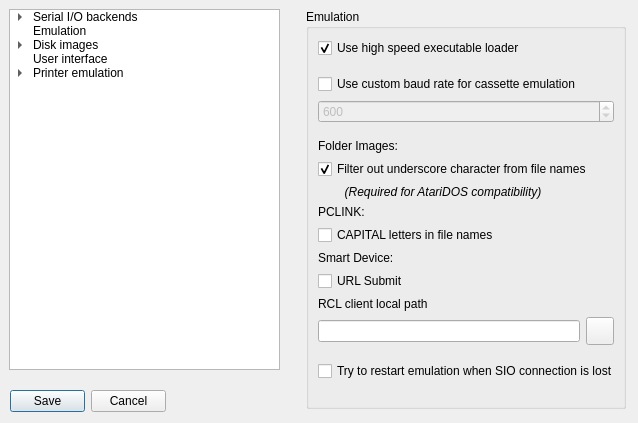
Old version of the form optionsdialog.ui in the repository josch1710/RespeQt.
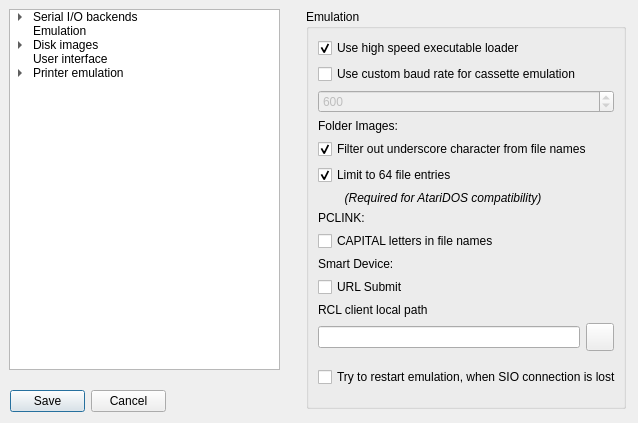
New version of the form. The open tabs and pages were chosen to show the change. Icons and pictures are not drawn.

Commit message:
Some work on issue #14 - Cleaned up file folder code - Made limit configurable in file folder code - Included option for limit setting
TODO
- connect option to file folder code
- save option

What changed in the file:
```diff
--- a/optionsdialog.ui
+++ b/optionsdialog.ui
@@ -173,7 +173,7 @@
     </sizepolicy>
    </property>
    <property name="currentIndex">
-    <number>4</number>
+    <number>2</number>
    </property>
    <widget class="QWidget" name="page_serialPort">
     <layout class="QVBoxLayout" name="verticalLayout_2">
@@ -600,190 +600,63 @@
         <string>Emulation</string>
        </property>
        <layout class="QGridLayout" name="gridLayout_3">
-        <item row="3" column="0" colspan="2">
-         <widget class="QSpinBox" name="emulationCustomCasBaudSpin">
-          <property name="enabled">
-           <bool>false</bool>
-          </property>
-          <property name="minimumSize">
-           <size>
-            <width>230</width>
-            <height>0</height>
-           </size>
-          </property>
-          <property name="minimum">
-           <number>425</number>
-          </property>
-          <property name="maximum">
-           <number>875</number>
-          </property>
-          <property name="value">
-           <number>600</number>
-          </property>
-         </widget>
-        </item>
-        <item row="9" column="0">
-         <widget class="QCheckBox" name="capitalLettersPCLINK">
-          <property name="text">
-           <string>CAPITAL letters in file names</string>
-          </property>
-         </widget>
-        </item>
-        <item row="6" column="0" colspan="2">
-         <widget class="QCheckBox" name="filterUscore">
-          <property name="minimumSize">
-           <size>
-            <width>300</width>
-            <height>0</height>
-           </size>
-          </property>
-          <property name="maximumSize">
-           <size>
-            <width>16777215</width>
-            <height>16777215</height>
-           </size>
-          </property>
-          <property name="text">
-           <string>Filter out underscore character from file names</string>
-          </property>
-          <property name="checked">
-           <bool>true</bool>
-          </property>
-         </widget>
-        </item>
-        <item row="7" column="0" colspan="2">
-         <widget class="QLabel" name="label_2">
-          <property name="minimumSize">
-           <size>
-            <width>300</width>
-            <height>0</height>
-           </size>
-          </property>
-          <property name="font">
-           <font>
-            <italic>true</italic>
-           </font>
-          </property>
-          <property name="text">
-           <string>        (Required for AtariDOS compatibility)</string>
-          </property>
-         </widget>
-        </item>
-        <item row="4" column="1">
-         <spacer name="verticalSpacer_2">
-          <property name="orientation">
-           <enum>Qt::Vertical</enum>
-          </property>
-          <property name="sizeType">
-           <enum>QSizePolicy::Fixed</enum>
-          </property>
-          <property name="sizeHint" stdset="0">
-           <size>
-            <width>20</width>
-            <height>10</height>
-           </size>
-          </property>
-         </spacer>
-        </item>
-        <item row="8" column="0">
-         <widget class="QLabel" name="label_3">
-          <property name="text">
-           <string>PCLINK:</string>
-          </property>
-         </widget>
-        </item>
-        <item row="5" column="0">
-         <widget class="QLabel" name="label">
-          <property name="minimumSize">
-           <size>
-            <width>0</width>
-            <height>0</height>
-           </size>
-          </property>
-          <property name="font">
-           <font>
-            <italic>false</italic>
-           </font>
-          </property>
-          <property name="text">
-           <string>Folder Images:</string>
-          </property>
-         </widget>
-        </item>
-        <item row="2" column="0" colspan="2">
-         <widget class="QCheckBox" name="emulationUseCustomCasBaudBox">
-          <property name="sizePolicy">
-           <sizepolicy hsizetype="Minimum" vsizetype="Fixed">
-            <horstretch>0</horstretch>
-            <verstretch>0</verstretch>
-           </sizepolicy>
-          </property>
-          <property name="minimumSize">
-           <size>
-            <width>300</width>
-            <height>0</height>
-           </size>
-          </property>
-          <property name="text">
-           <string>Use custom baud rate for cassette emulation</string>
-          </property>
-         </widget>
-        </item>
         <item row="10" column="0">
-         <widget class="QLabel" name="label_4">
-          <property name="text">
-           <string>Smart Device:</string>
-          </property>
-         </widget>
-        </item>
-        <item row="1" column="1">
-         <spacer name="emulationSpacer1">
-          <property name="orientation">
-           <enum>Qt::Vertical</enum>
-          </property>
-          <property name="sizeType">
-           <enum>QSizePolicy::Fixed</enum>
-          </property>
-          <property name="sizeHint" stdset="0">
-           <size>
-            <width>20</width>
-            <height>10</height>
-           </size>
-          </property>
-         </spacer>
-        </item>
-        <item row="11" column="0">
          <widget class="QCheckBox" name="URLSubmit">
           <property name="text">
            <string>URL Submit</string>
           </property>
          </widget>
         </item>
-        <item row="0" column="0" colspan="2">
-         <widget class="QCheckBox" name="emulationHighSpeedExeLoaderBox">
+        <item row="15" column="0">
+         <widget class="QCheckBox" name="sioAutoReconnect">
           <property name="minimumSize">
            <size>
             <width>300</width>
             <height>0</height>
            </size>
           </property>
+          <property name="maximumSize">
+           <size>
+            <width>16777215</width>
+            <height>16777215</height>
+           </size>
+          </property>
           <property name="text">
-           <string>Use high speed executable loader</string>
+           <string>Try to restart emulation, when SIO connection is lost</string>
           </property>
           <property name="checked">
-           <bool>true</bool>
+           <bool>false</bool>
           </property>
          </widget>
         </item>
-        <item row="13" column="0">
-         <widget class="QLineEdit" name="RclNameEdit">
-          <property name="text">
-           <string/>
+        <item row="14" column="0">
+         <spacer name="verticalSpacer_10">
+          <property name="orientation">
+           <enum>Qt::Vertical</enum>
           </property>
-          <property name="readOnly">
-           <bool>true</bool>
+          <property name="sizeType">
+           <enum>QSizePolicy::Fixed</enum>
           </property>
-         </widget>
+          <property name="sizeHint" stdset="0">
+           <size>
+            <width>20</width>
+            <height>10</height>
+           </size>
+          </property>
+         </spacer>
+        </item>
+        <item row="16" column="0">
+         <spacer name="emulationSpacer2">
+          <property name="orientation">
+           <enum>Qt::Vertical</enum>
+          </property>
+          <property name="sizeHint" stdset="0">
+           <size>
+            <width>20</width>
+            <height>40</height>
+           </size>
+          </property>
+         </spacer>
         </item>
         <item row="13" column="1">
          <widget class="QToolButton" name="buttonRclFolder">
@@ -821,37 +694,66 @@
           </property>
          </widget>
         </item>
-        <item row="16" column="0">
-         <spacer name="emulationSpacer2">
-          <property name="orientation">
-           <enum>Qt::Vertical</enum>
+        <item row="7" column="0">
+         <widget class="QLabel" name="label_3">
+          <property name="text">
+           <string>PCLINK:</string>
           </property>
-          <property name="sizeHint" stdset="0">
+         </widget>
+        </item>
+        <item row="0" column="0" colspan="2">
+         <widget class="QCheckBox" name="emulationHighSpeedExeLoaderBox">
+          <property name="minimumSize">
            <size>
-            <width>20</width>
-            <height>40</height>
+            <width>300</width>
+            <height>0</height>
            </size>
           </property>
-         </spacer>
+          <property name="text">
+           <string>Use high speed executable loader</string>
+          </property>
+          <property name="checked">
+           <bool>true</bool>
+          </property>
+         </widget>
         </item>
-        <item row="14" column="0">
-         <spacer name="verticalSpacer_10">
-          <property name="orientation">
-           <enum>Qt::Vertical</enum>
+        <item row="8" column="0">
+         <widget class="QCheckBox" name="capitalLettersPCLINK">
+          <property name="text">
+           <string>CAPITAL letters in file names</string>
           </property>
-          <property name="sizeType">
-           <enum>QSizePolicy::Fixed</enum>
+         </widget>
+        </item>
+        <item row="13" column="0">
+         <widget class="QLineEdit" name="RclNameEdit">
+          <property name="text">
+           <string/>
           </property>
-          <property name="sizeHint" stdset="0">
+          <property name="readOnly">
+           <bool>true</bool>
+          </property>
+         </widget>
+        </item>
+        <item row="6" column="0" colspan="2">
+         <widget class="QLabel" name="label_2">
+          <property name="minimumSize">
            <size>
-            <width>20</width>
-            <height>10</height>
+            <width>300</width>
+            <height>0</height>
            </size>
           </property>
-         </spacer>
+          <property name="font">
+           <font>
+            <italic>true</italic>
+           </font>
+          </property>
+          <property name="text">
+           <string>        (Required for AtariDOS compatibility)</string>
+          </property>
+         </widget>
         </item>
-        <item row="15" column="0">
-         <widget class="QCheckBox" name="sioAutoReconnect">
+        <item row="4" column="0" colspan="2">
+         <widget class="QCheckBox" name="filterUscore">
           <property name="minimumSize">
            <size>
             <width>300</width>
@@ -865,10 +767,98 @@
            </size>
           </property>
           <property name="text">
-           <string>Try to restart emulation when SIO connection is lost</string>
+           <string>Filter out underscore character from file names</string>
           </property>
           <property name="checked">
+           <bool>true</bool>
+          </property>
+         </widget>
+        </item>
+        <item row="2" column="0" colspan="2">
+         <widget class="QSpinBox" name="emulationCustomCasBaudSpin">
+          <property name="enabled">
            <bool>false</bool>
+          </property>
+          <property name="minimumSize">
+           <size>
+            <width>230</width>
+            <height>0</height>
+           </size>
+          </property>
+          <property name="minimum">
+           <number>425</number>
+          </property>
+          <property name="maximum">
+           <number>875</number>
+          </property>
+          <property name="value">
+           <number>600</number>
+          </property>
+         </widget>
+        </item>
+        <item row="9" column="0">
+         <widget class="QLabel" name="label_4">
+          <property name="text">
+           <string>Smart Device:</string>
+          </property>
+         </widget>
+        </item>
+        <item row="1" column="0" colspan="2">
+         <widget class="QCheckBox" name="emulationUseCustomCasBaudBox">
+          <property name="sizePolicy">
+           <sizepolicy hsizetype="Minimum" vsizetype="Fixed">
+            <horstretch>0</horstretch>
+            <verstretch>0</verstretch>
+           </sizepolicy>
+          </property>
+          <property name="minimumSize">
+           <size>
+            <width>300</width>
+            <height>0</height>
+           </size>
+          </property>
+          <property name="text">
+           <string>Use custom baud rate for cassette emulation</string>
+          </property>
+         </widget>
+        </item>
+        <item row="3" column="0">
+         <widget class="QLabel" name="label">
+          <property name="minimumSize">
+           <size>
+            <width>0</width>
+            <height>0</height>
+           </size>
+          </property>
+          <property name="font">
+           <font>
+            <italic>false</italic>
+           </font>
+          </property>
+          <property name="text">
+           <string>Folder Images:</string>
+          </property>
+         </widget>
+        </item>
+        <item row="5" column="0">
+         <widget class="QCheckBox" name="limitEntries">
+          <property name="minimumSize">
+           <size>
+            <width>300</width>
+            <height>0</height>
+           </size>
+          </property>
+          <property name="maximumSize">
+           <size>
+            <width>16777215</width>
+            <height>16777215</height>
+           </size>
+          </property>
+          <property name="text">
+           <string>Limit to 64 file entries</string>
+          </property>
+          <property name="checked">
+           <bool>true</bool>
           </property>
          </widget>
         </item>
```
The commit also changes 5 other files.
